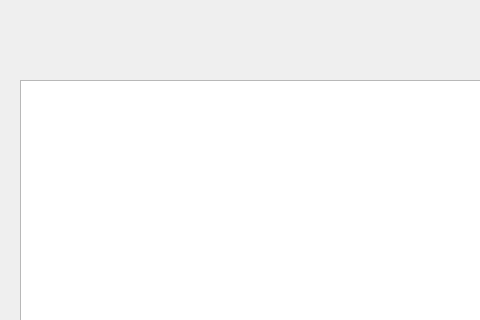
Before: the Qt Designer form main.ui in Zeephty/Coffee, drawn with Qt 5; both pictures show x 0 to 480 and y 0 to 320 of the 800 by 467 pixel window.
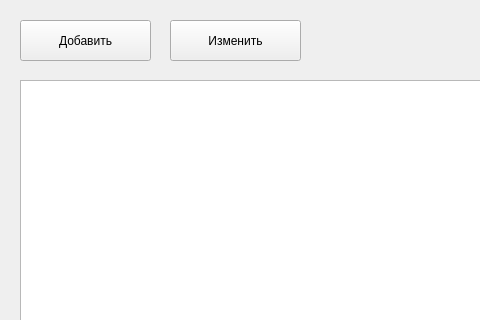
After: the same form once the commit is applied.

The edit to the form file:
```diff
--- a/main.ui
+++ b/main.ui
@@ -24,6 +24,32 @@
      </rect>
     </property>
    </widget>
+   <widget class="QPushButton" name="addButton">
+    <property name="geometry">
+     <rect>
+      <x>20</x>
+      <y>20</y>
+      <width>131</width>
+      <height>41</height>
+     </rect>
+    </property>
+    <property name="text">
+     <string>Добавить</string>
+    </property>
+   </widget>
+   <widget class="QPushButton" name="updateButton">
+    <property name="geometry">
+     <rect>
+      <x>170</x>
+      <y>20</y>
+      <width>131</width>
+      <height>41</height>
+     </rect>
+    </property>
+    <property name="text">
+     <string>Изменить</string>
+    </property>
+   </widget>
   </widget>
   <widget class="QMenuBar" name="menubar">
    <property name="geometry">
```
